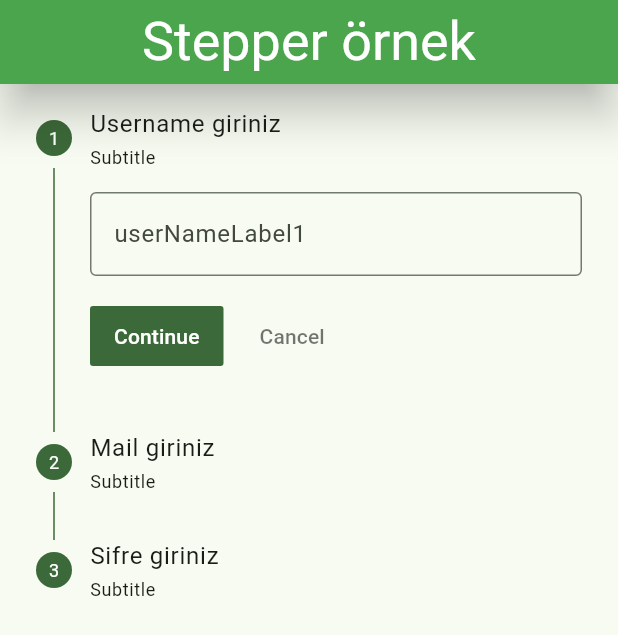
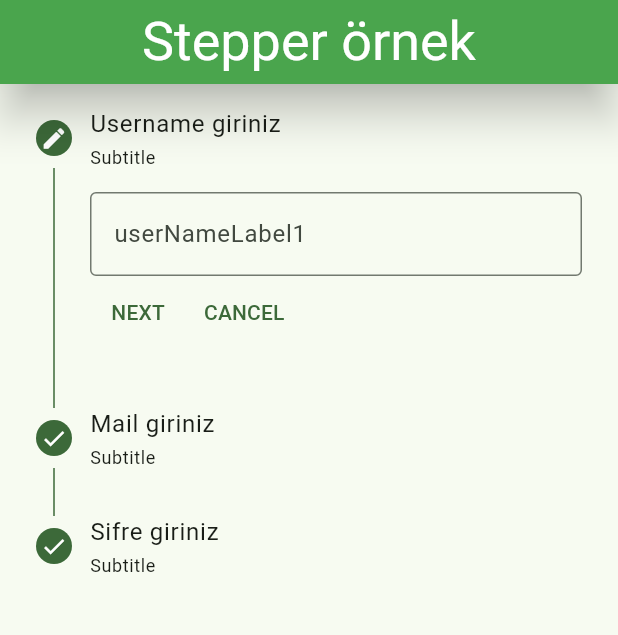
Before and after one commit to BurakTurker1/Flutter_inputs, a Flutter app: the screen it shows after launch, on a phone screen of 412 x 824 dp. Shown: the top 635 px of the screen. Run offline on Flutter 3.47's test engine with Material 3 defaults, Android fonts, the phone set to English and light mode, and no system bars; our stand-ins replace email_validator, flutter_pw_validator; missing offline and left inert: dart:ffi.

Commit message:
Gelismis Stepper örneği yapıldı

```diff
--- /dev/null
+++ b/lib/gelismis_stepper.dart
@@ -0,0 +1,184 @@
+import 'package:flutter/material.dart';
+
+class Gelismis_Stepper_OrnekState extends StatefulWidget {
+  const Gelismis_Stepper_OrnekState({super.key});
+
+  @override
+  State<Gelismis_Stepper_OrnekState> createState() => Stepper_OrnekStateState();
+}
+
+class Stepper_OrnekStateState extends State<Gelismis_Stepper_OrnekState> {
+  int _aktifState = 0;
+  String isim = '';
+  String mail = '';
+  String Sifre = '';
+  bool hata = false;
+  List<Step>? tumSteplerlistesi;
+  var key0 = GlobalKey<FormFieldState>();
+  var key1 = GlobalKey<FormFieldState>();
+  var key2 = GlobalKey<FormFieldState>();
+
+  @override
+  Widget build(BuildContext context) {
+    tumSteplerlistesi = _TumStepler();
+
+    return Scaffold(
+      appBar: AppBar(
+        title: Text('Stepper örnek'),
+      ),
+      body: SingleChildScrollView(
+        child: Stepper(
+          //controlbuilder ile tasarımı özelleştirebiliyosun
+          controlsBuilder: (BuildContext context, ControlsDetails details) {
+            return Row(
+              children: [
+                TextButton(onPressed: details.onStepContinue, child: Text('NEXT')),
+                TextButton(onPressed: details.onStepCancel, child: Text('CANCEL'))
+              ],
+            );
+          },
+          steps: tumSteplerlistesi!,
+          currentStep: _aktifState,
+
+          /*onStepTapped: (tiklanilanStep) {//tıklanarak stepler arasında geçiş yapmasını saglıyor
+            setState(() {
+              _aktifState = tiklanilanStep;
+            });
+          },
+         */
+          onStepContinue: () {
+            setState(() {
+              _ileriButtonKontrol();
+            });
+          },
+          onStepCancel: () {
+            setState(() {
+              if (_aktifState > 0) {
+                _aktifState--;
+              }
+            });
+          },
+        ),
+      ),
+    );
+  }
+
+  List<Step> _TumStepler() {
+    List<Step> stepler = [
+      Step(
+        state: _StateleriAyarla(0), //step in başındaki işaret
+        isActive: true,
+        subtitle: Text('Subtitle'),
+        title: Text('Username giriniz'),
+        content: TextFormField(
+          key: key0,
+          decoration: InputDecoration(
+              labelText: 'userNameLabel1',
+              hintText: 'UserName',
+              border: OutlineInputBorder()),
+          validator: (girilenDeger) {
+            if (girilenDeger!.length < 6) {
+              return 'En az 6 Karakter giriniz';
+            }
+          },
+          onSaved: (girilenDeger) {
+            isim = girilenDeger!;
+          },
+        ),
+      ),
+      Step(
+        state: _StateleriAyarla(1),
+        isActive: true,
+        subtitle: Text('Subtitle'),
+        title: Text('Mail giriniz'),
+        content: TextFormField(
+          key: key1,
+          decoration: InputDecoration(
+              labelText: 'MailLabel',
+              hintText: 'MailHint',
+              border: OutlineInputBorder()),
+          validator: (girilenDeger) {
+            if (girilenDeger!.length < 6 || !girilenDeger.contains("@")) {
+              return 'Geçerli mail adresi giriniz';
+            }
+          },
+          onSaved: (girilenDeger) {
+            mail = girilenDeger!;
+          },
+        ),
+      ),
+      Step(
+        state: _StateleriAyarla(2),
+        isActive: true,
+        subtitle: Text('Subtitle'),
+        title: Text('Sifre giriniz'),
+        content: TextFormField(
+          key: key2,
+          decoration: InputDecoration(
+              labelText: 'Sifrelabel',
+              hintText: 'sifre',
+              border: OutlineInputBorder()),
+          validator: (girilenDeger) {
+            if (girilenDeger!.length < 6) {
+              return 'En az 6 Karakter giriniz';
+            }
+          },
+          onSaved: (girilenDeger) {
+            Sifre = girilenDeger!;
+          },
+        ),
+      ),
+    ];
+    return stepler;
+  }
+
+  _StateleriAyarla(int OankiStep) {
+    if (_aktifState == OankiStep) {
+      if (hata == true) {
+        return StepState.error;
+      } else {
+        return StepState.editing;
+      }
+    } else {
+      return StepState.complete;
+    }
+  }
+
+  void _ileriButtonKontrol() {
+    switch (_aktifState) {
+      case 0:
+        if (key0.currentState!.validate()) {
+          key0.currentState!.save();
+          hata = false;
+          _aktifState++;
+        } else {
+          hata = true;
+        }
+        break;
+      case 1:
+        if (key1.currentState!.validate()) {
+          key1.currentState!.save();
+          hata = false;
+          _aktifState++;
+        } else {
+          hata = true;
+        }
+        break;
+      case 2:
+        if (key2.currentState!.validate()) {
+          key2.currentState!.save();
+          hata = false;
+          _aktifState = 2;
+          _formTamamlandi();
+        } else {
+          hata = true;
+        }
+        break;
+      default:
+    }
+  }
+
+  void _formTamamlandi() {
+    debugPrint("Girilen degerler : isim $isim ,mail $mail ,sifre $Sifre");
+  }
+}
--- a/lib/main.dart
+++ b/lib/main.dart
@@ -2,6 +2,7 @@ import 'package:flutter/material.dart';
 import 'package:flutter_inputs/chechbox_slider_radio_switch.dart';
 import 'package:flutter_inputs/date_time_picker.dart';
 import 'package:flutter_inputs/dropdownbutton_menu.dart';
+import 'package:flutter_inputs/gelismis_stepper.dart';
 import 'package:flutter_inputs/global_key_kullanimi.dart';
 import 'package:flutter_inputs/stepper.dart';
 import 'package:flutter_inputs/text_field_islemleri.dart';
@@ -25,7 +26,8 @@ class MyApp extends StatelessWidget {
             shadowColor: Colors.black,
             elevation: 12 ),
       ),
-      home: Stepper_OrnekState(),
+      home: Gelismis_Stepper_OrnekState(),
+      //Stepper_OrnekState(),
       //Date_Time_Picker(),
       //DropDownButton_Menu(),
       //FormElemanlari(),
```
